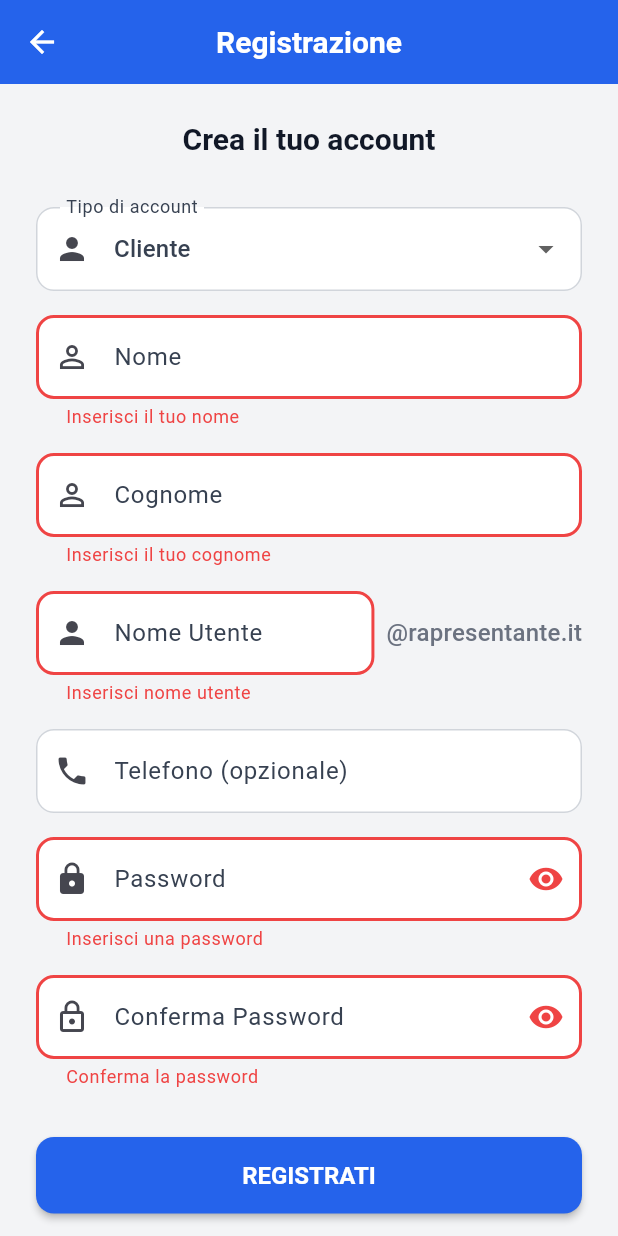
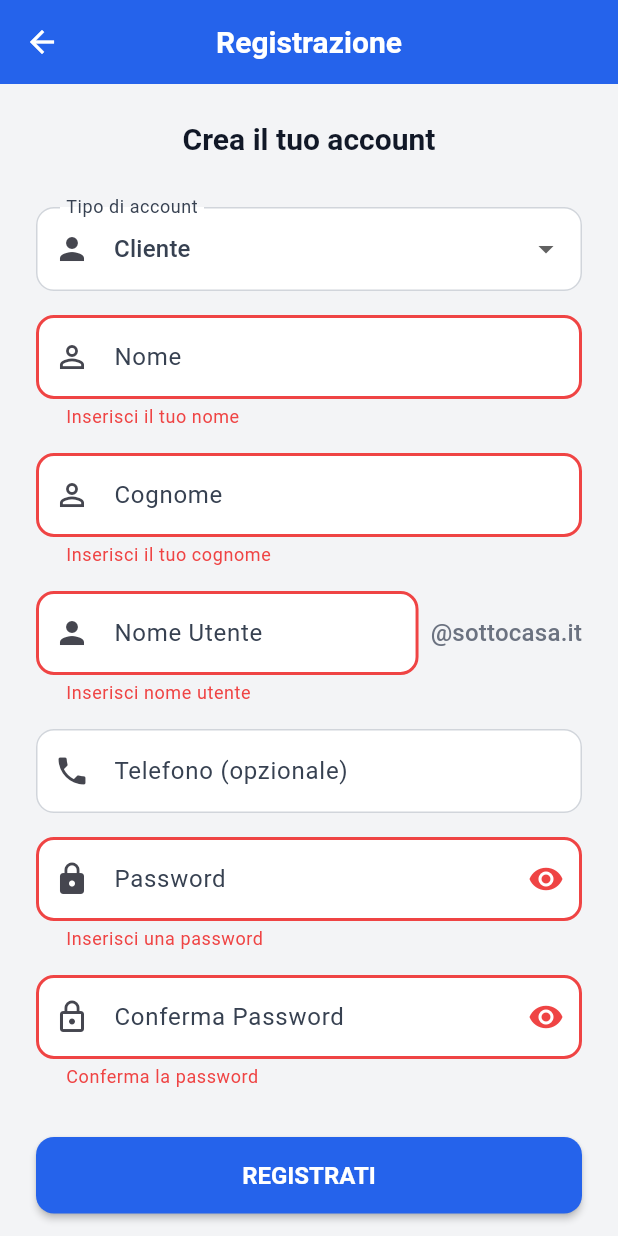
Before and after one commit to DevWisdom08/rapresentante-commercianti, a Flutter app: the RegistrazioneScreen screen opened by its route, after a tap on "REGISTRATI", on a phone screen of 412 x 824 dp. Run offline on Flutter 3.47's test engine with Material 3 defaults, Android fonts, the phone set to English and light mode, and no system bars; our stand-ins replace flutter_secure_storage, qr_flutter; missing offline and left inert: mobile_scanner; accounts and stored records are empty; network calls fail.

Commit message:
feat: multi-domain registration - cliente uses @sottocasa.it, esercente uses @esercenti.sottocasa.it

```diff
--- a/frontend/lib/screens/auth/registrazione_screen.dart
+++ b/frontend/lib/screens/auth/registrazione_screen.dart
@@ -85,10 +85,14 @@ class _RegistrazioneScreenState extends State<RegistrazioneScreen> {
     try {
       final authProvider = Provider.of<AuthProvider>(context, listen: false);
 
-      // Costruisci email completa
+      // Costruisci email completa con dominio basato su ruolo
       String emailCompleta = _emailController.text.trim();
       if (!emailCompleta.contains('@')) {
-        emailCompleta = emailCompleta + '@rapresentante.it';
+        // Applica dominio in base al tipo di account
+        final dominio = _ruolo == 'cliente'
+            ? '@sottocasa.it'
+            : '@esercenti.sottocasa.it';
+        emailCompleta = emailCompleta + dominio;
       }
 
       final result = await authProvider.registrazione(
@@ -316,7 +320,7 @@ class _RegistrazioneScreenState extends State<RegistrazioneScreen> {
                     Padding(
                       padding: const EdgeInsets.only(left: 8, top: 16),
                       child: Text(
-                        '@rapresentante.it',
+                        _ruolo == 'cliente' ? '@sottocasa.it' : '@esercenti.sottocasa.it',
                         style: Theme.of(context).textTheme.titleMedium?.copyWith(
                           color: AppTheme.grigio500,
                         ),
--- a/frontend/lib/screens/cliente/home_cliente.dart
+++ b/frontend/lib/screens/cliente/home_cliente.dart
@@ -65,7 +65,8 @@ class _HomeClienteState extends State<HomeCliente> {
 
     return Scaffold(
       appBar: AppBar(
-        title: const Text('Il Mio Wallet'),
+        title: const Text('CO-STORIES® SOTTOCASA'),
+        backgroundColor: AppTheme.primario,
         actions: [
           IconButton(
             icon: const Icon(Icons.qr_code),
```
Also changed, not shown: frontend/lib/config/strings.dart (added, +23 -0 lines), 1 other file.
